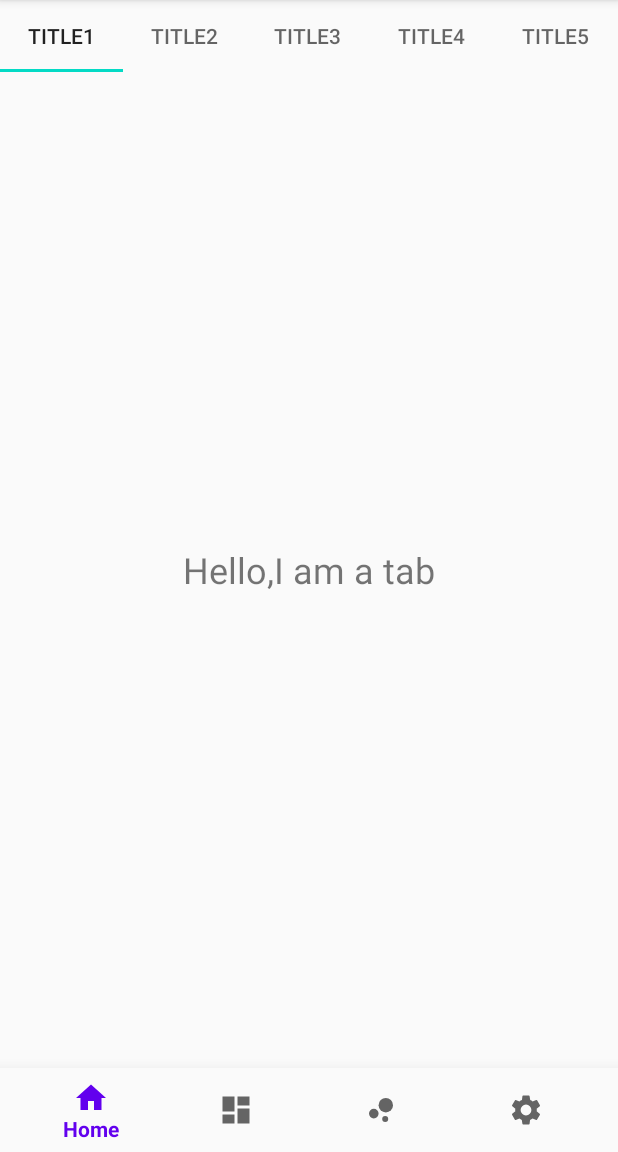
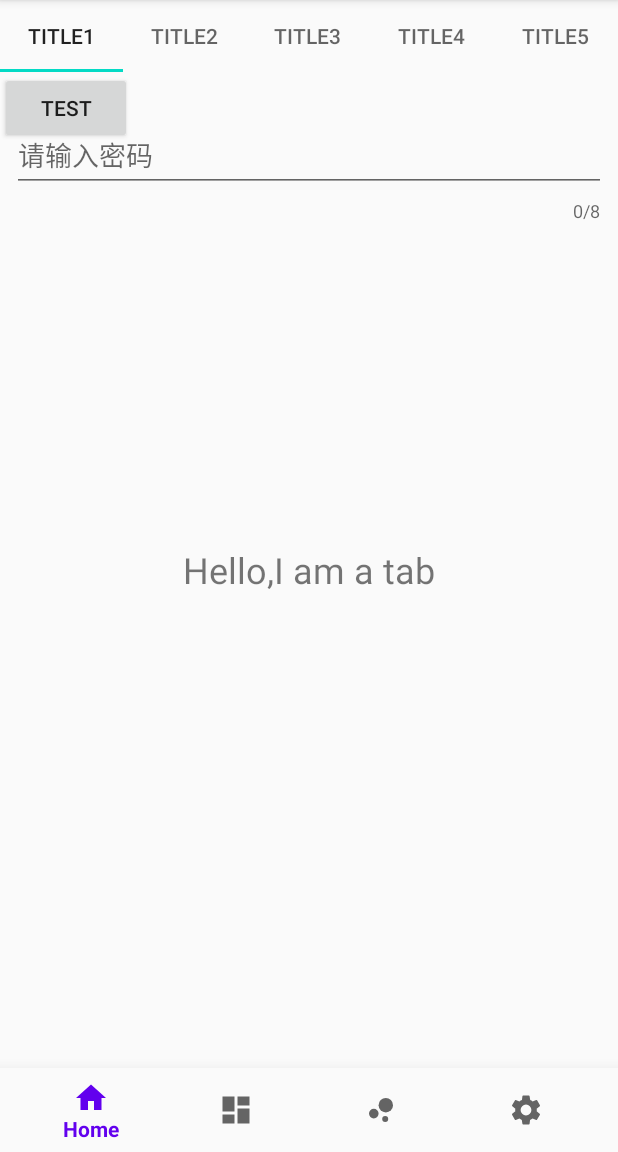
Before and after one commit to MoonRiser/RocketCat, an Android app: the Tab1Fragment screen opened directly, with no data from a screen before it, on a phone screen of 412 x 824 dp, the part 84-1236 px from its top. Run offline under Robolectric (Android 15) with nearby library versions, the phone set to English and light mode, and no system bars; our stand-ins replace androidx.preference, data binding; 3 statements that could not run were skipped.

```diff
--- a/app/src/main/java/com/example/rocketcat/ui/fragment/Tab1Fragment.kt
+++ b/app/src/main/java/com/example/rocketcat/ui/fragment/Tab1Fragment.kt
@@ -1,16 +1,32 @@
 package com.example.rocketcat.ui.fragment
 
 import android.os.Bundle
+import androidx.viewpager2.widget.ViewPager2
 import com.example.rocketcat.R
+import com.example.rocketcat.adapter.ChoiceDialogAdapter
 import com.example.rocketcat.base.BaseFragment
 import com.example.rocketcat.base.BaseViewModel
 import com.example.rocketcat.databinding.FragmentTab1Binding
+import com.example.rocketcat.dialog.CustomDialog
+import kotlinx.android.synthetic.main.fragment_tab1.*
 
 class Tab1Fragment : BaseFragment<BaseViewModel, FragmentTab1Binding>() {
+
 
     override fun layoutId() = R.layout.fragment_tab1
 
     override fun initView(savedInstanceState: Bundle?) {
+
+        val viewPager2 = ViewPager2(requireActivity()).apply {
+            adapter = ChoiceDialogAdapter()
+        }
+
+
+        bt_test.setOnClickListener {
+            CustomDialog.Builder(requireActivity())
+                .customView(viewPager2)
+                .show()
+        }
     }
 
     override fun createObserver() {
--- a/app/src/main/res/layout/fragment_tab1.xml
+++ b/app/src/main/res/layout/fragment_tab1.xml
@@ -1,7 +1,6 @@
 <?xml version="1.0" encoding="utf-8"?>
-<layout>
-    <data>
-    </data>
+<layout xmlns:app="http://schemas.android.com/apk/res-auto">
+
     <RelativeLayout xmlns:android="http://schemas.android.com/apk/res/android"
         android:layout_width="match_parent"
         android:layout_height="match_parent">
@@ -13,6 +12,37 @@
             android:textSize="24sp"
             android:layout_centerInParent="true"/>
 
+
+        <com.google.android.material.textfield.TextInputLayout
+            android:layout_width="match_parent"
+            android:layout_height="wrap_content"
+            android:layout_marginTop="24dp"
+            android:layout_marginHorizontal="8dp"
+            app:errorEnabled="true"
+            app:endIconMode="clear_text"
+            app:passwordToggleEnabled="true"
+            app:counterEnabled="true"
+            app:counterMaxLength="8">
+
+            <EditText
+                android:id="@+id/ETpwd"
+                android:layout_width="match_parent"
+                android:layout_height="wrap_content"
+                android:maxLength="8"
+                android:hint="请输入密码"
+                android:inputType="textPassword" />
+
+        </com.google.android.material.textfield.TextInputLayout>
+
+        <Button
+            android:id="@+id/bt_test"
+            android:text="test"
+            android:layout_width="wrap_content"
+            android:layout_height="wrap_content"/>
+
+
     </RelativeLayout>
 
+
+
 </layout>
```
Also changed, not shown: app/src/main/java/com/example/rocketcat/adapter/ChoiceDialogAdapter.kt (added, +44 -0 lines), app/src/main/res/drawable/ic_arrow_back_black_24dp.xml (added, +9 -0 lines), app/src/main/res/layout/dialog_one.xml (added, +37 -0 lines), app/src/main/res/layout/dialog_two.xml (added, +56 -0 lines).
